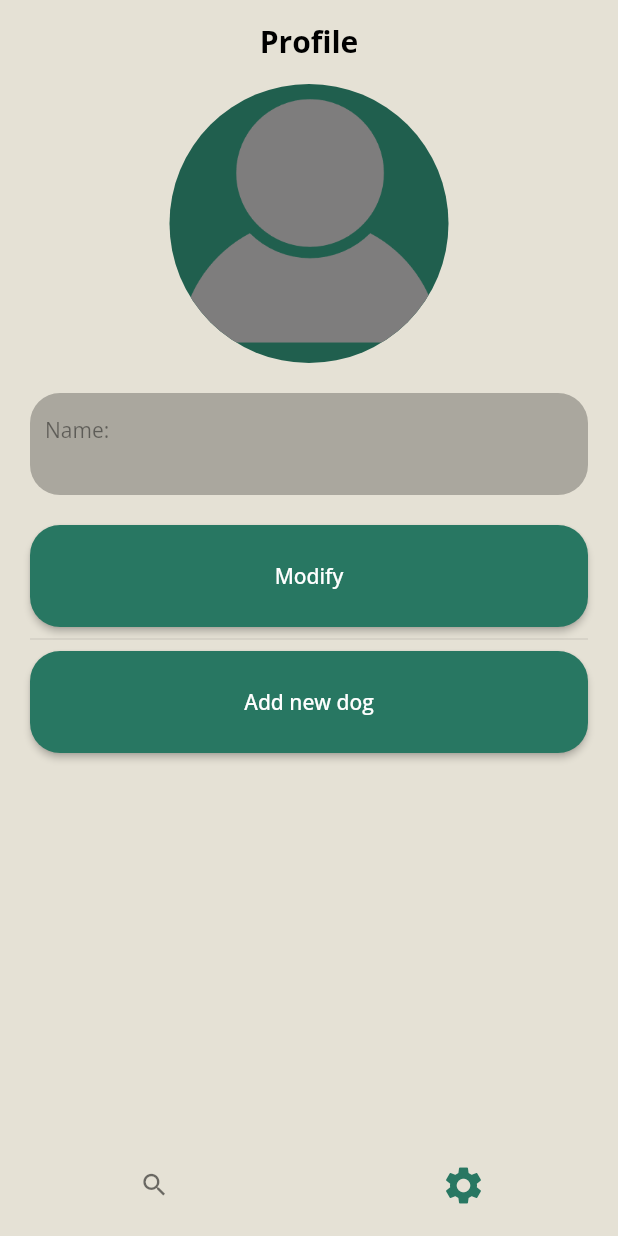
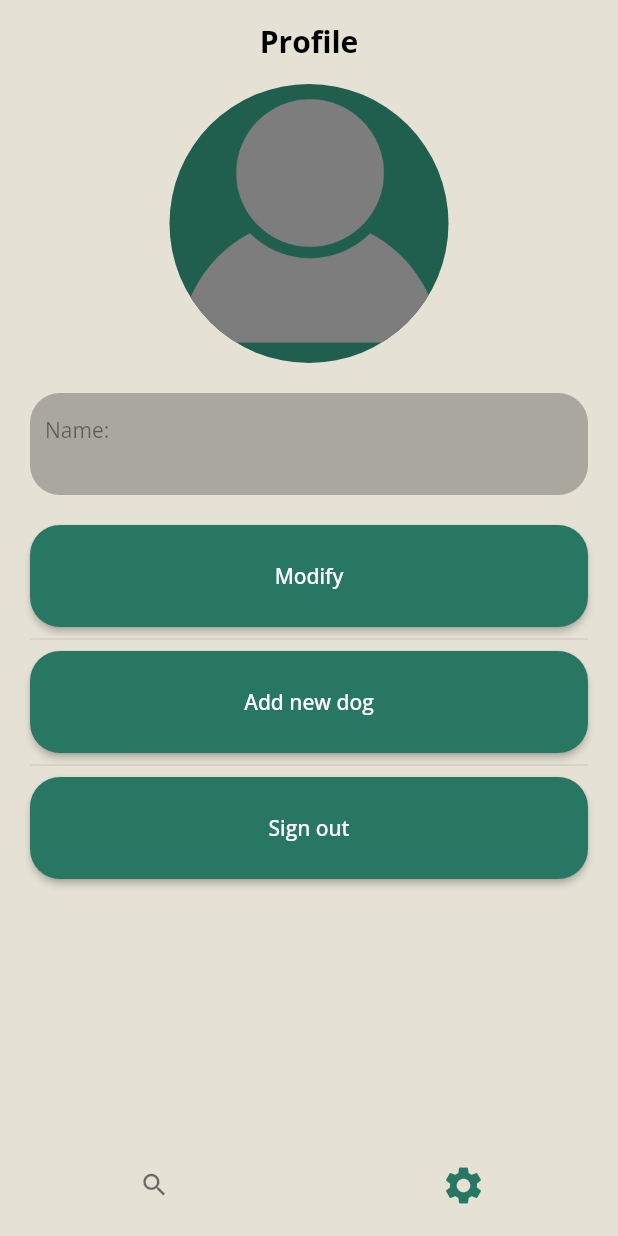
Before and after one commit to Buba98/dima_project, a Flutter app: the screen it shows once a user with an empty profile is signed in, item 2 of the bottom bar chosen, on a phone screen of 412 x 824 dp. Run offline on Flutter 3.47's test engine with Material 2 defaults, Android fonts, the phone set to English and light mode, and no system bars; our stand-ins replace cloud_firestore, firebase_auth, firebase_core, firebase_storage, flutter_bloc, image_picker and 1 more; accounts and stored records are empty; network calls fail.

Commit message:
Sign out button

```diff
--- a/lib/authentication/authentication_screen.dart
+++ b/lib/authentication/authentication_screen.dart
@@ -43,6 +43,7 @@ class AuthenticationScreen extends StatelessWidget {
                   children: [
                     const Spacer(),
                     Button(
+                        key: const Key('sign_in_button'),
                         onPressed: () => Navigator.push(
                               context,
                               MaterialPageRoute(
@@ -53,6 +54,7 @@ class AuthenticationScreen extends StatelessWidget {
                       height: 50,
                     ),
                     Button(
+                      key: const Key('sign_up_button'),
                       onPressed: () => Navigator.push(
                         context,
                         MaterialPageRoute(builder: (context) => SignUpScreen()),
--- a/lib/authentication/sign_in/sign_in_screen.dart
+++ b/lib/authentication/sign_in/sign_in_screen.dart
@@ -78,6 +78,7 @@ class SignInScreen extends StatelessWidget {
                               ),
                               const Spacer(),
                               Button(
+                                key: const Key('sign_in_button'),
                                 onPressed: () => signInBloc.add(
                                   EmailPasswordSignInEvent(
                                     email: email.text,
--- a/lib/home/settings/setting_screen.dart
+++ b/lib/home/settings/setting_screen.dart
@@ -2,6 +2,7 @@ import 'package:dima_project/home/settings/modify_dog_screen.dart';
 import 'package:dima_project/home/settings/profile_picture.dart';
 import 'package:dima_project/input/button.dart';
 import 'package:dima_project/input/show_text.dart';
+import 'package:dima_project/user/authentication_bloc.dart';
 import 'package:flutter/material.dart';
 import 'package:flutter_bloc/flutter_bloc.dart';
 
@@ -87,6 +88,12 @@ class SettingScreen extends StatelessWidget {
                   ),
                   text: 'Add new dog',
                 ),
+                const Divider(),
+                Button(
+                  onPressed: () =>
+                      context.read<AuthenticationBloc>().add(SignOutEvent()),
+                  text: 'Sign out',
+                ),
               ],
             ),
           ),
--- a/pubspec.yaml
+++ b/pubspec.yaml
@@ -21,7 +21,6 @@ dependencies:
   cloud_firestore: ^4.0.3
   image_picker: ^0.8.6
   flutter_map: ^3.0.0
-  latlong2: ^0.8.1
 
 dev_dependencies:
   integration_test:
```
Also changed, not shown: 1 other file.
